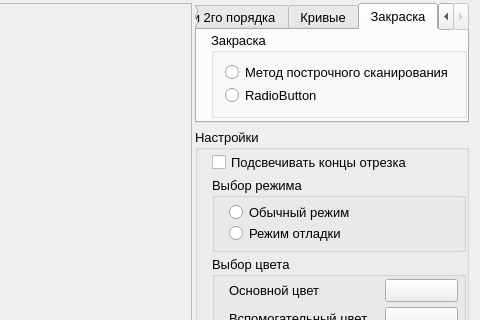
The window that mainwindow.ui (asvitenkov/GIIS) describes before a commit, drawn with Qt 5; both pictures show x 211 to 691 and y 0 to 320 of the 691 by 470 pixel window.
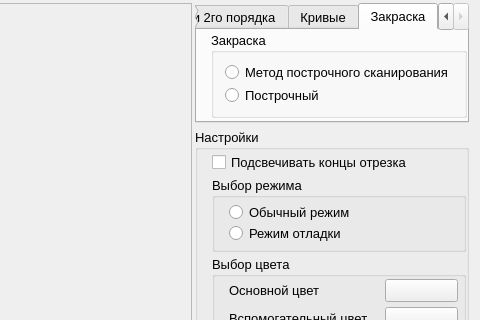
The same window after the commit.

```diff
--- a/mainwindow.ui
+++ b/mainwindow.ui
@@ -344,7 +344,7 @@
              <item row="1" column="0">
               <widget class="QRadioButton" name="radioButton_2">
                <property name="text">
-                <string>RadioButton</string>
+                <string>Построчный</string>
                </property>
               </widget>
              </item>
```
Left out of the diff: 2 changed lines with no effect on the pictures.
